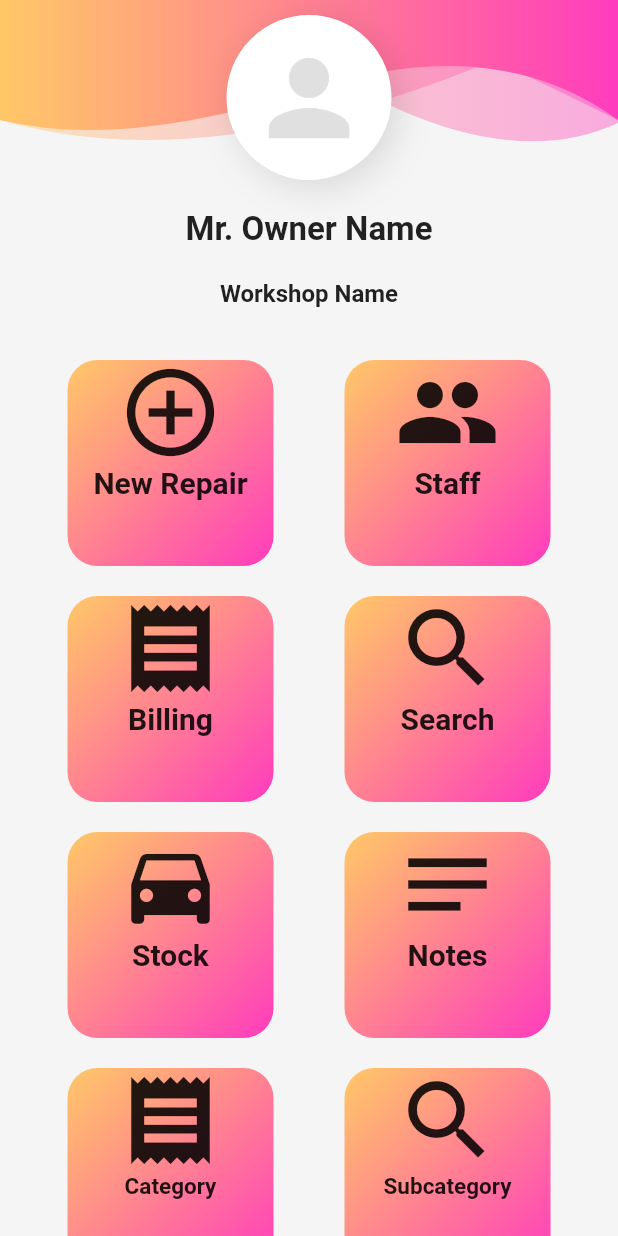
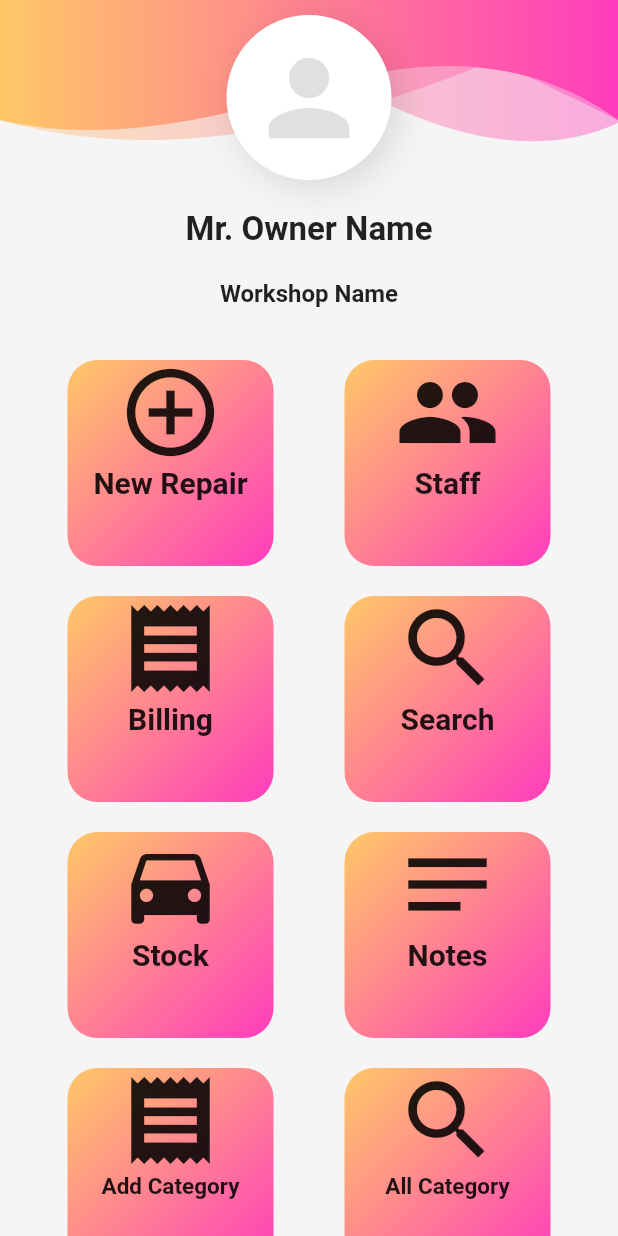
Before and after one commit to Riyasv98/dr_mech, a Flutter app: the DashboardScreen screen opened directly, on a phone screen of 412 x 824 dp. Run offline on Flutter 3.47's test engine with Material 2 defaults, Android fonts, the light colour scheme and no system bars; our stand-ins replace flutter_easyloading, font_awesome_flutter, hexcolor, motion_toast, shared_preferences; accounts and stored records are empty.

Commit message:
category screen pending

```diff
--- a/lib/Api/Api.dart
+++ b/lib/Api/Api.dart
@@ -13,12 +13,15 @@ class Apis {
 
   static const String DELETE_STAFF_URL = BASE_URL+"employee/deleteemployee/";
 
+
   static const String CATEGORY_URL = BASE_URL+"category/getallcategory/";
 
   static const String ADD_CATEGORY = BASE_URL+"category/addcategory/";
 
+  static const String EDIT_CATEGORY = BASE_URL+"category/editcategory/";
 
-  static const String EDIT_CATEGORY = BASE_URL+"category/editcategory/";
+  static const String DELETE_CATEGORY = BASE_URL+"category/deletecategory/";
+
 
   static const String SUBCATEGORY_URL = BASE_URL+"subcategory/getallsubcategory/";
 
--- a/lib/models/CategoryModelFile.dart
+++ b/lib/models/CategoryModelFile.dart
@@ -11,7 +11,7 @@ String categoryModelToJson(CategoryModel data) => json.encode(data.toJson());
 class CategoryModel {
   CategoryModel({
     this.categoryId,
-    this.categoryName,
+    this.name,
     this.imageName,
     this.cmpId,
     this.brnId,
@@ -22,7 +22,7 @@ class CategoryModel {
   });
 
   int? categoryId;
-  String? categoryName;
+  String? name;
   String? imageName;
   int? cmpId;
   int? brnId;
@@ -33,7 +33,7 @@ class CategoryModel {
 
   factory CategoryModel.fromJson(Map<String, dynamic> json) => CategoryModel(
     categoryId: null!=json["categoryId"]?json["categoryId"] is int ? json["categoryId"]: int.parse(json["categoryId"]):-1,
-    categoryName: json["categoryName"],
+    name: json["categoryName"],
     imageName: json["imageName"],
     cmpId: null!=json["cmpId"]?json["cmpId"] is int ? json["cmpId"]: int.parse(json["cmpId"]):-1,
     brnId: null!=json["brnId"]?json["brnId"] is int ? json["brnId"]: int.parse(json["brnId"]):-1,
@@ -45,7 +45,7 @@ class CategoryModel {
 
   Map<String, dynamic> toJson() => {
     "categoryId": categoryId,
-    "categoryName": categoryName,
+    "categoryName": name,
     "imageName": imageName,
     "cmpId": cmpId,
     "brnId": brnId,
--- a/lib/pages/dashboard_screen.dart
+++ b/lib/pages/dashboard_screen.dart
@@ -12,6 +12,7 @@ import 'package:dr_mech/pages/login_page.dart';
 import 'package:dr_mech/pages/splash_screen.dart';
 import 'package:dr_mech/pages/widgets/header_widget.dart';
 
+import 'all_category_screen.dart';
 import 'car_details_screen.dart';
 import 'add_staff_screen.dart';
 import 'category_screen.dart';
@@ -30,100 +31,6 @@ class _DashboardScreenState extends State<DashboardScreen>{
   @override
   Widget build(BuildContext context) {
     return Scaffold(
-      // appBar: AppBar(
-      //   elevation: 0,
-      //   iconTheme: IconThemeData(color: Colors.white),
-      //   flexibleSpace:Container(
-      //     decoration: BoxDecoration(
-      //         gradient: LinearGradient(
-      //             begin: Alignment.topLeft,
-      //             end: Alignment.bottomRight,
-      //             colors: <Color>[Theme.of(context).primaryColor, Theme.of(context).accentColor,]
-      //         )
-      //     ),
-      //   ),
-      //   // actions: [
-      //   //   // Container(
-      //   //   //   margin: EdgeInsets.only( top: 16, right: 16,),
-      //   //   //   child: Stack(
-      //   //   //     children: <Widget>[
-      //   //   //       Icon(Icons.notifications),
-      //   //   //       Positioned(
-      //   //   //         right: 0,
-      //   //   //         child: Container(
-      //   //   //           padding: EdgeInsets.all(1),
-      //   //   //           decoration: BoxDecoration( color: Colors.red, borderRadius: BorderRadius.circular(6),),
-      //   //   //           constraints: BoxConstraints( minWidth: 12, minHeight: 12, ),
-      //   //   //           child: Text( '5', style: TextStyle(color: Colors.white, fontSize: 8,), textAlign: TextAlign.center,),
-      //   //   //         ),
-      //   //   //       )
-      //   //   //     ],
-      //   //   //   ),
-      //   //   // )
-      //   // ],
-      // ),
-      // drawer: Drawer(
-      //   child: Container(
-      //     decoration:BoxDecoration(
-      //         gradient: LinearGradient(
-      //             begin: Alignment.topLeft,
-      //             end: Alignment.bottomRight,
-      //             stops: [0.0, 1.0],
-      //             colors: [
-      //               Theme.of(context).primaryColor.withOpacity(0.2),
-      //               Theme.of(context).accentColor.withOpacity(0.5),
-      //             ]
-      //         )
-      //     ) ,
-      //     child: ListView(
-      //       children: [
-      //         DrawerHeader(
-      //           decoration: BoxDecoration(
-      //             color: Theme.of(context).primaryColor,
-      //             gradient: LinearGradient(
-      //               begin: Alignment.topLeft,
-      //               end: Alignment.bottomRight,
-      //               stops: [0.0, 1.0],
-      //               colors: [ Theme.of(context).primaryColor,Theme.of(context).accentColor,],
-      //             ),
-      //           ),
-      //           // child: Container(
-      //           //   alignment: Alignment.bottomLeft,
-      //           //   child: Text("FlutterTutorial.Net",
-      //           //     style: TextStyle(fontSize: 25,color: Colors.white, fontWeight: FontWeight.bold),
-      //           //   ),
-      //           // ),
-      //         ),
-      //         ListTile(
-      //           leading: Icon(Icons.screen_lock_landscape_rounded, size: _drawerIconSize, color: Theme.of(context).accentColor,),
-      //           title: Text('Splash Screen', style: TextStyle(fontSize: 17, color: Theme.of(context).accentColor),),
-      //           onTap: (){
-      //             Navigator.push(context, MaterialPageRoute(builder: (context) => SplashScreen(title: "Splash Screen")));
-      //           },
-      //         ),
-      //         ListTile(
-      //           leading: Icon(Icons.login_rounded,size: _drawerIconSize,color: Theme.of(context).accentColor),
-      //           title: Text('Login Page', style: TextStyle(fontSize: _drawerFontSize, color: Theme.of(context).accentColor),
-      //           ),
-      //           onTap: () {
-      //             Navigator.push(context, MaterialPageRoute(builder: (context) => LoginPage()),);
-      //           },
-      //         ),
-      //         Divider(color: Theme.of(context).primaryColor, height: 1,),
-      //         Divider(color: Theme.of(context).primaryColor, height: 1,),
-      //         Divider(color: Theme.of(context).primaryColor, height: 1,),
-      //         Divider(color: Theme.of(context).primaryColor, height: 1,),
-      //         ListTile(
-      //           leading: Icon(Icons.logout_rounded, size: _drawerIconSize,color: Theme.of(context).accentColor,),
-      //           title: Text('Logout',style: TextStyle(fontSize: _drawerFontSize,color: Theme.of(context).accentColor),),
-      //           onTap: () {
-      //             SystemNavigator.pop();
-      //           },
-      //         ),
-      //       ],
-      //     ),
-      //   ),
-      // ),
       body: SafeArea(
         child: SingleChildScrollView(
           child: Stack(
@@ -323,7 +230,7 @@ class _DashboardScreenState extends State<DashboardScreen>{
                             children: [
                               GestureDetector(
                                 onTap: (){
-                                  Navigator.push( context, MaterialPageRoute( builder: (context) => AddCategoryScreen()));
+                                  Navigator.push( context, MaterialPageRoute( builder: (context) => AddCategoryScreen(new CategoryModel(),1)));
                                 },
                                 child: Container(
                                   height: MediaQuery.of(context).size.height/6,
@@ -341,7 +248,7 @@ class _DashboardScreenState extends State<DashboardScreen>{
                                       Icon(
                                         Icons.receipt,size: 70,
                                       ),
-                                      Text("Category",style: TextStyle(
+                                      Text("Add Category",style: TextStyle(
                                           fontSize: 15,fontWeight: FontWeight.bold
                                       ),)
                                     ],
@@ -350,7 +257,7 @@ class _DashboardScreenState extends State<DashboardScreen>{
                               ),
                               GestureDetector(
                                 onTap: (){
-                                  Navigator.push( context, MaterialPageRoute( builder: (context) => AddSubCategoryScreen()));
+                                  Navigator.push( context, MaterialPageRoute( builder: (context) => AllCategoryScreen()));
 
                                 },
                                 child: Container(
@@ -369,7 +276,68 @@ class _DashboardScreenState extends State<DashboardScreen>{
                                       Icon(
                                         Icons.search,size: 70,
                                       ),
-                                      Text("Subcategory",style: TextStyle(
+                                      Text("All Category",style: TextStyle(
+                                          fontSize: 15,fontWeight: FontWeight.bold
+                                      ),)
+                                    ],
+                                  ),
+                                ),
+                              ),
+                            ],
+                          ),
+                          SizedBox(height: 20),
+                          Row(
+                            mainAxisAlignment: MainAxisAlignment.spaceBetween,
+                            children: [
+                              GestureDetector(
+                                onTap: (){
+                                  Navigator.push( context, MaterialPageRoute( builder: (context) => AddSubCategoryScreen()));
+                                },
+                                child: Container(
+                                  height: MediaQuery.of(context).size.height/6,
+                                  width: MediaQuery.of(context).size.width/3,
+                                  decoration: BoxDecoration(
+                                      borderRadius: BorderRadius.all(Radius.circular(20)),
+                                      gradient: LinearGradient(
+                                          begin: Alignment.topLeft,
+                                          end: Alignment.bottomRight,
+                                          colors: <Color>[Theme.of(context).primaryColor, Theme.of(context).accentColor,]
+                                      )
+                                  ),
+                                  child: Column(
+                                    children: [
+                                      Icon(
+                                        Icons.receipt,size: 70,
+                                      ),
+                                      Text("Add SubCategory",style: TextStyle(
+                                          fontSize: 15,fontWeight: FontWeight.bold
+                                      ),)
+                                    ],
+                                  ),
+                                ),
+                              ),
+                              GestureDetector(
+                                onTap: (){
+                                  // Navigator.push( context, MaterialPageRoute( builder: (context) => AddSubCategoryScreen()));
+
+                                },
+                                child: Container(
+                                  height: MediaQuery.of(context).size.height/6,
+                                  width: MediaQuery.of(context).size.width/3,
+                                  decoration: BoxDecoration(
+                                      borderRadius: BorderRadius.all(Radius.circular(20)),
+                                      gradient: LinearGradient(
+                                          begin: Alignment.topLeft,
+                                          end: Alignment.bottomRight,
+                                          colors: <Color>[Theme.of(context).primaryColor, Theme.of(context).accentColor,]
+                                      )
+                                  ),
+                                  child: Column(
+                                    children: [
+                                      Icon(
+                                        Icons.search,size: 70,
+                                      ),
+                                      Text("All Subcategory",style: TextStyle(
                                           fontSize: 15,fontWeight: FontWeight.bold
                                       ),)
                                     ],
```
Also changed, not shown: lib/pages/all_category_screen.dart (added, +253 -0 lines), lib/pages/category_screen.dart (+35 -24 lines).
